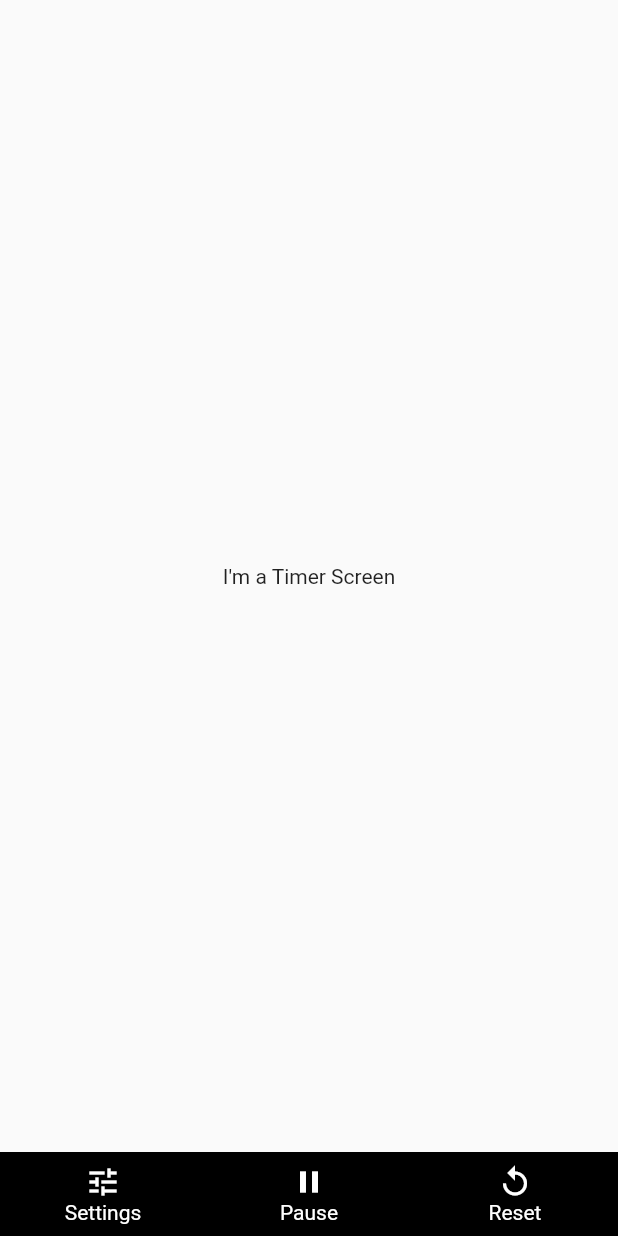
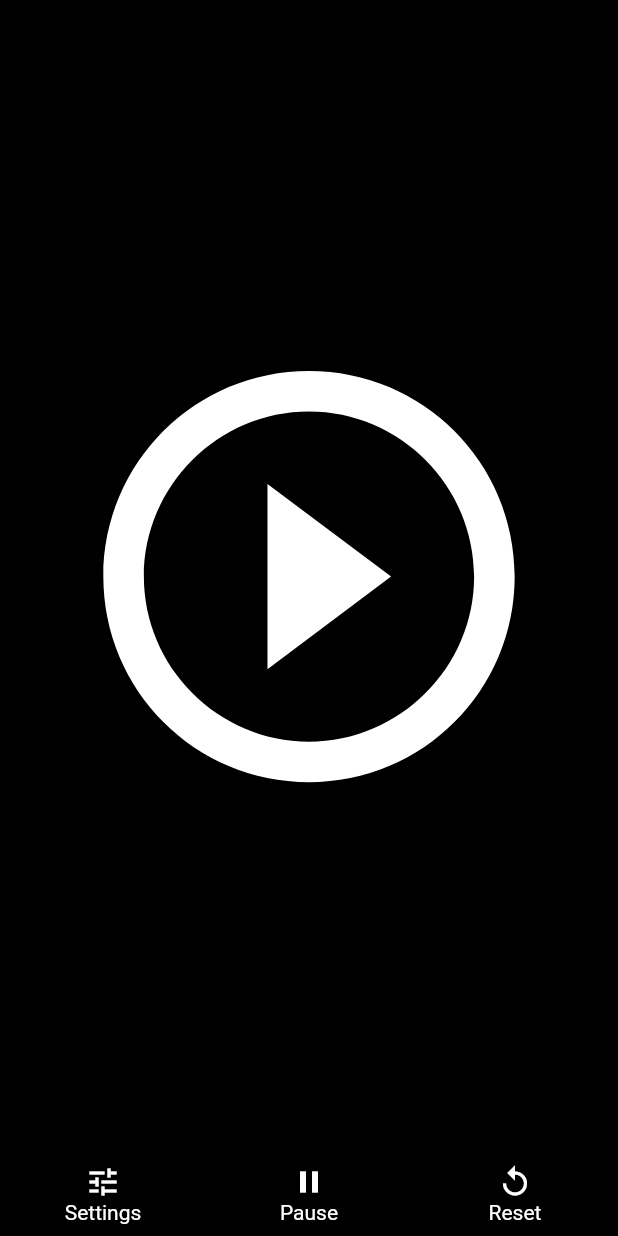
Before and after one commit to trance128/flutter-timer, a Flutter app: the screen it shows after launch, on a phone screen of 412 x 824 dp. Run offline on Flutter 3.47's test engine with Material 2 defaults, Android fonts, the phone set to English and light mode, and no system bars.

Commit message:
Added default starting play button on timer_screen, responsive to device orientation

```diff
--- a/lib/screens/timer_screen.dart
+++ b/lib/screens/timer_screen.dart
@@ -1,15 +1,38 @@
 import 'package:flutter/material.dart';
+import 'package:provider/provider.dart';
 
 import '../widgets/bottom_bar.dart';
+import '../providers/presentation_data.dart';
 
 class TimerScreen extends StatelessWidget {
   static const String routeName = '/timer-screen';
 
+  Widget playButton(BuildContext context) {
+    return Icon(
+      Icons.play_circle_outline,
+      color: Colors.white,
+      size: MediaQuery.of(context).orientation == Orientation.portrait
+          ? (MediaQuery.of(context).size.width * 0.8)
+          : (MediaQuery.of(context).size.height * 0.7),
+    );
+  }
+
+  Widget PlaceholderText() {
+    return Text(
+      "I'm a Timer Screen",
+      textAlign: TextAlign.center,
+      style: TextStyle(color: Colors.white, fontSize: 50),
+    );
+  }
+
   @override
   Widget build(BuildContext context) {
+    final presentationData = Provider.of<PresentationData>(context);
+
     return Scaffold(
+      backgroundColor: Colors.black,
       body: Center(
-        child: Text("I'm a Timer Screen"),
+        child: playButton(context),
       ),
       bottomNavigationBar: BottomBar(),
     );
--- a/lib/widgets/bottom_bar.dart
+++ b/lib/widgets/bottom_bar.dart
@@ -22,12 +22,12 @@ class BottomBar extends StatelessWidget {
         BottomNavigationBarItem(
           icon: Icon(
             Icons.tune,
-            color: presentationData.bottomBarIndex == 0 ? Colors.grey : Colors.white,
+            color:Colors.white,
           ),
           title: Text(
             "Settings",
             style: TextStyle(
-              color: presentationData.bottomBarIndex == 0 ? Colors.grey : Colors.white,
+              color: Colors.white,
             ),
           ),
         ),
```
Also changed, not shown: lib/screens/options_screen.dart (+10 -2 lines).
